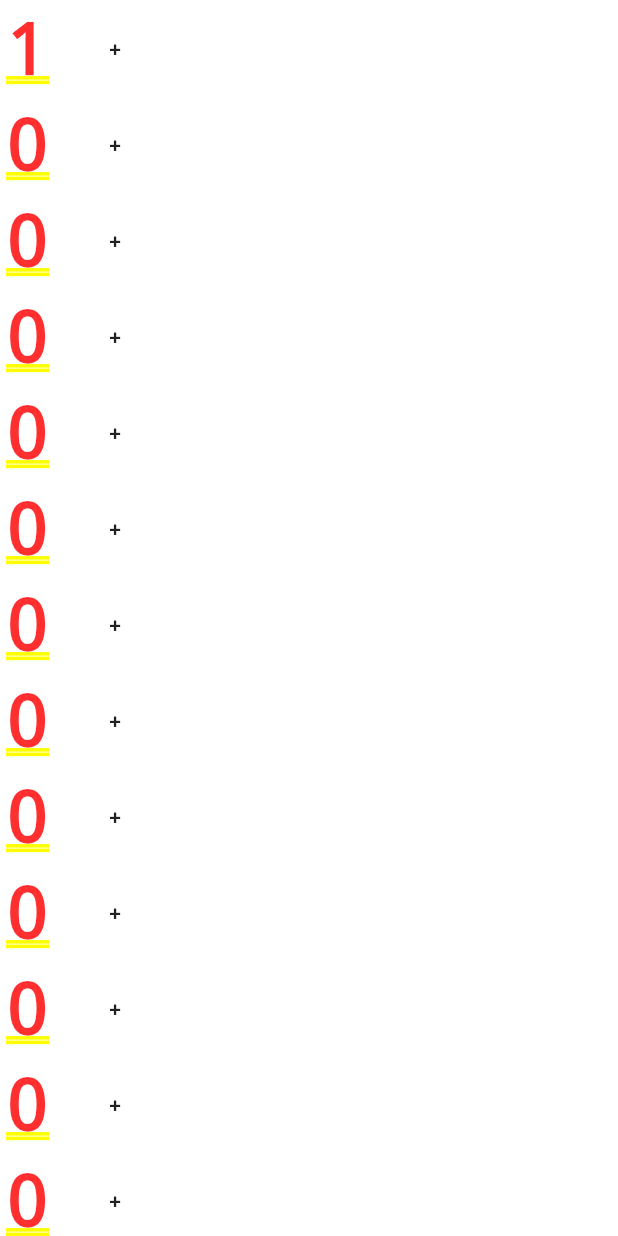
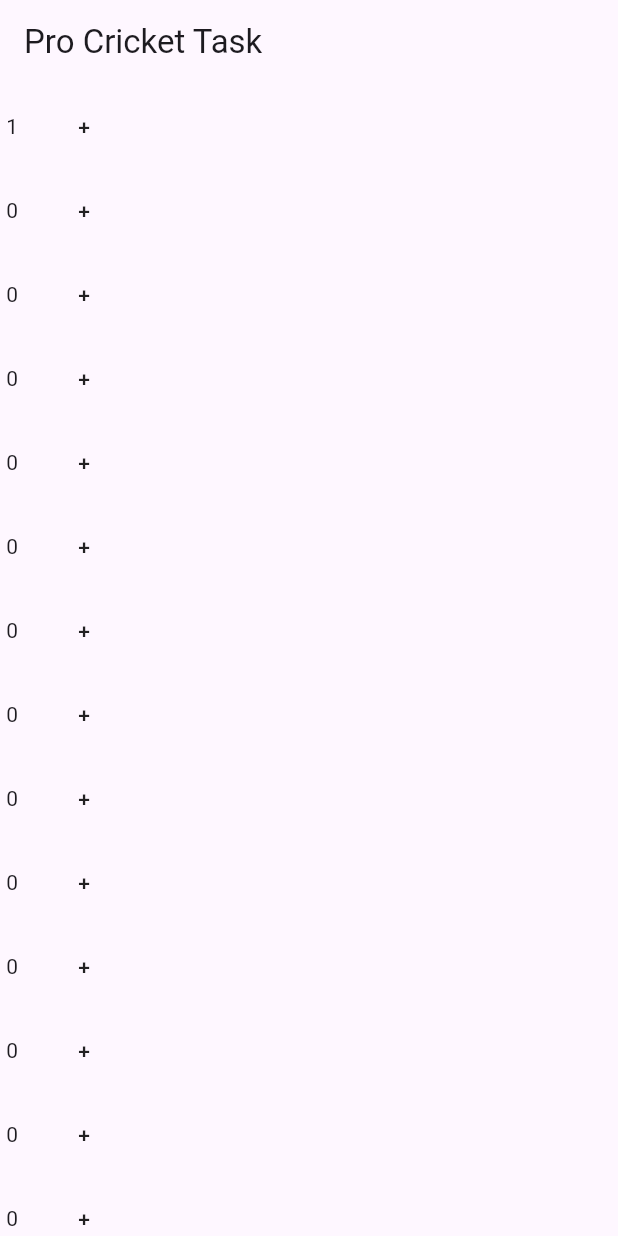
Before and after one commit to 3godsperfectidiot/pro_cricket_task, a Flutter app: the screen it shows after launch, after a tap on an icon or button, on a phone screen of 412 x 824 dp. Run offline on Flutter 3.47's test engine with Material 2 defaults, Android fonts, the phone set to English and light mode, and no system bars.

Commit message:
[Done] Task Complete

```diff
--- a/lib/list.dart
+++ /dev/null
@@ -1,42 +0,0 @@
-import 'package:flutter/material.dart';
-
-class ListWidget extends StatelessWidget {
-  const ListWidget({super.key});
-  @override
-  Widget build(BuildContext context) {
-    var list = <Widget>[];
-    for (var i = 0; i <= 100; i++) {
-      list.add(const ListItemWidget());
-    }
-    return ListView.builder(
-        itemCount: list.length, itemBuilder: (context, index) => list[index]);
-  }
-}
-
-class ListItemWidget extends StatefulWidget {
-  const ListItemWidget({super.key});
-  @override
-  State<ListItemWidget> createState() => _ListItemWidgetState();
-}
-
-class _ListItemWidgetState extends State<ListItemWidget> {
-  var count = 0;
-  @override
-  Widget build(BuildContext context) {
-    return Container(
-        padding: const EdgeInsets.all(4),
-        child: Row(
-          children: [
-            Text(count.toString()),
-            MaterialButton(
-              onPressed: () {
-                setState(() {
-                  count++;
-                });
-              },
-              child: const Text("+"),
-            )
-          ],
-        ));
-  }
-}
--- a/lib/main.dart
+++ b/lib/main.dart
@@ -1,16 +1,14 @@
 import 'package:flutter/material.dart';
-import 'list.dart';
 
-void main() {
-  runApp(const MyApp());
-}
+import 'view/screens/list_screen.dart';
+
+void main() => runApp(const MyApp());
 
 class MyApp extends StatelessWidget {
   const MyApp({super.key});
 
   @override
-  Widget build(BuildContext context) {
-    return MaterialApp(
+  MaterialApp build(BuildContext context) => MaterialApp(
         title: 'Pro Cricket Task',
         theme: ThemeData(
           colorScheme: ColorScheme.fromSeed(seedColor: Colors.deepPurple),
@@ -19,4 +17,3 @@ class MyApp extends StatelessWidget {
         home: const ListWidget(),
       );
 }
-}
--- /dev/null
+++ b/lib/view/screens/list_screen.dart
@@ -0,0 +1,34 @@
+import 'package:flutter/material.dart';
+
+import '../widgets/list_item_widget.dart';
+
+class ListWidget extends StatefulWidget {
+  const ListWidget({super.key});
+
+  @override
+  State<ListWidget> createState() => _ListWidgetState();
+}
+
+class _ListWidgetState extends State<ListWidget> {
+  final List<ValueNotifier<int>> _counts =
+      List.generate(100, (index) => ValueNotifier(0));
+
+  @override
+  void dispose() {
+    for (final count in _counts) {
+      count.dispose();
+    }
+    _counts.clear();
+    super.dispose();
+  }
+
+  @override
+  Scaffold build(BuildContext context) => Scaffold(
+        appBar: AppBar(title: const Text(("Pro Cricket Task"))),
+        body: ListView.builder(
+          itemCount: _counts.length,
+          itemBuilder: (context, index) =>
+              ListItemWidget(key: ValueKey(index), _counts[index]),
+        ),
+      );
+}
--- /dev/null
+++ b/lib/view/widgets/list_item_widget.dart
@@ -0,0 +1,24 @@
+import 'package:flutter/material.dart';
+
+class ListItemWidget extends StatelessWidget {
+  final ValueNotifier<int> countValue;
+
+  const ListItemWidget(this.countValue, {super.key});
+
+  @override
+  Container build(BuildContext context) => Container(
+        padding: const EdgeInsets.all(4),
+        child: ValueListenableBuilder(
+          valueListenable: countValue,
+          builder: (context, value, child) => Row(
+            children: [
+              Text("$value"),
+              MaterialButton(
+                onPressed: () => countValue.value++,
+                child: const Text("+"),
+              )
+            ],
+          ),
+        ),
+      );
+}
```
Also changed, not shown: 2 other files. Lines whose indentation alone changed are shown as unchanged.
